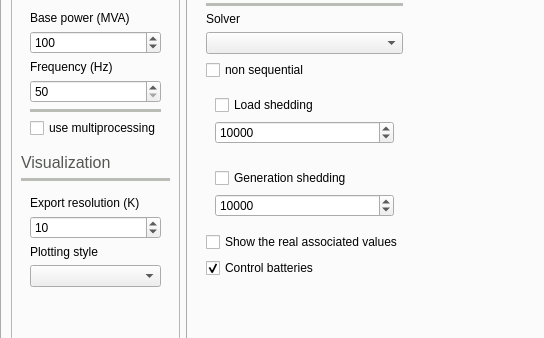
Before: the Qt Designer form src/GridCal/Gui/Main/MainWindow.ui in SanPen/GridCal, drawn with Qt 5; both pictures show x 0 to 544 and y 125 to 463 of the 1231 by 799 pixel window.
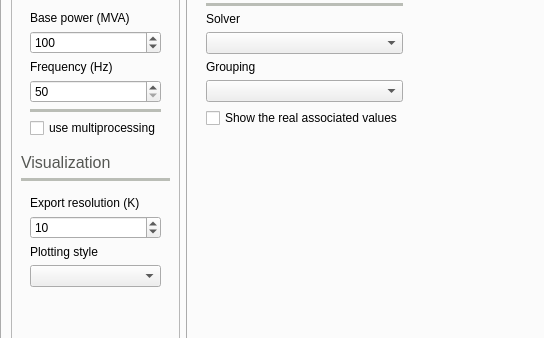
After: the same form once the commit is applied. The open tabs and pages were chosen to show the change. Icons and pictures are not drawn. Custom widgets are drawn as their Qt base class.

What changed in the file:
```diff
--- a/src/GridCal/Gui/Main/MainWindow.ui
+++ b/src/GridCal/Gui/Main/MainWindow.ui
@@ -2498,81 +2498,14 @@
                 <widget class="QComboBox" name="lpf_solver_comboBox"/>
                </item>
                <item>
-                <widget class="QCheckBox" name="non_sequential_opf_checkBox">
-                 <property name="toolTip">
-                  <string>When active selects a version of the solver that formulates a time-complete MIP and sends it to the solver at once.</string>
-                 </property>
+                <widget class="QLabel" name="label_4">
                  <property name="text">
-                  <string>non sequential</string>
+                  <string>Grouping</string>
                  </property>
                 </widget>
                </item>
                <item>
-                <widget class="QFrame" name="frame_41">
-                 <property name="frameShape">
-                  <enum>QFrame::NoFrame</enum>
-                 </property>
-                 <property name="frameShadow">
-                  <enum>QFrame::Raised</enum>
-                 </property>
-                 <layout class="QVBoxLayout" name="verticalLayout_38">
-                  <item>
-                   <widget class="QCheckBox" name="load_shedding_checkBox">
-                    <property name="toolTip">
-                     <string>&lt;html&gt;&lt;head/&gt;&lt;body&gt;&lt;p&gt;When activated, the loading is always below 100%.&lt;/p&gt;&lt;p&gt;This is achieved by decreasing the load amount.&lt;/p&gt;&lt;p&gt;This is also called load shedding.&lt;/p&gt;&lt;/body&gt;&lt;/html&gt;</string>
-                    </property>
-                    <property name="text">
-                     <string>Load shedding</string>
-                    </property>
-                   </widget>
-                  </item>
-                  <item>
-                   <widget class="QSpinBox" name="load_shedding_weight_spinBox">
-                    <property name="toolTip">
-                     <string>Load shedding weight in the optimization</string>
-                    </property>
-                    <property name="maximum">
-                     <number>999999999</number>
-                    </property>
-                    <property name="value">
-                     <number>10000</number>
-                    </property>
-                   </widget>
-                  </item>
-                 </layout>
-                </widget>
-               </item>
-               <item>
-                <widget class="QFrame" name="frame_42">
-                 <property name="frameShape">
-                  <enum>QFrame::NoFrame</enum>
-                 </property>
-                 <property name="frameShadow">
-                  <enum>QFrame::Raised</enum>
-                 </property>
-                 <layout class="QVBoxLayout" name="verticalLayout_39">
-                  <item>
-                   <widget class="QCheckBox" name="generation_shedding_CheckBox">
-                    <property name="text">
-                     <string>Generation shedding</string>
-                    </property>
-                   </widget>
-                  </item>
-                  <item>
-                   <widget class="QSpinBox" name="generation_shedding_weight_spinBox">
-                    <property name="toolTip">
-                     <string>Generation shedding weight in the optimization</string>
-                    </property>
-                    <property name="maximum">
-                     <number>999999999</number>
-                    </property>
-                    <property name="value">
-                     <number>10000</number>
-                    </property>
-                   </widget>
-                  </item>
-                 </layout>
-                </widget>
+                <widget class="QComboBox" name="opf_time_grouping_comboBox"/>
                </item>
                <item>
                 <widget class="QCheckBox" name="show_real_values_for_lp_checkBox">
@@ -2584,16 +2517,6 @@
                  </property>
                 </widget>
                </item>
-               <item>
-                <widget class="QCheckBox" name="control_batteries_checkBox">
-                 <property name="text">
-                  <string>Control batteries</string>
-                 </property>
-                 <property name="checked">
-                  <bool>true</bool>
-                 </property>
-                </widget>
-               </item>
               </layout>
              </widget>
             </item>
```
